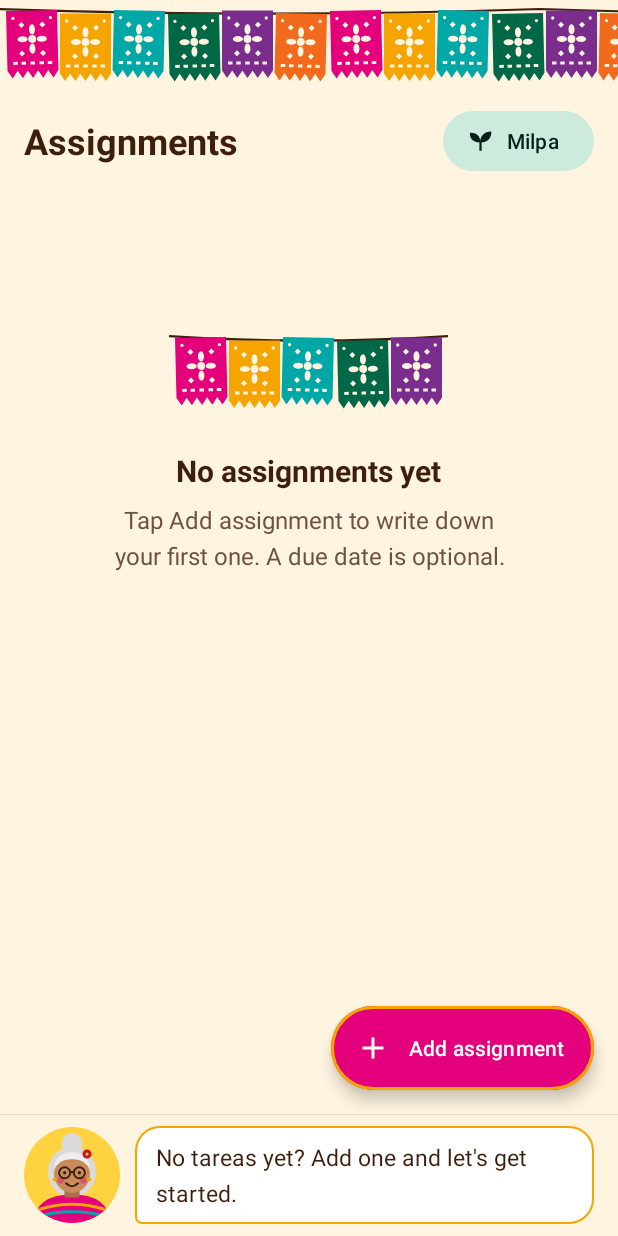
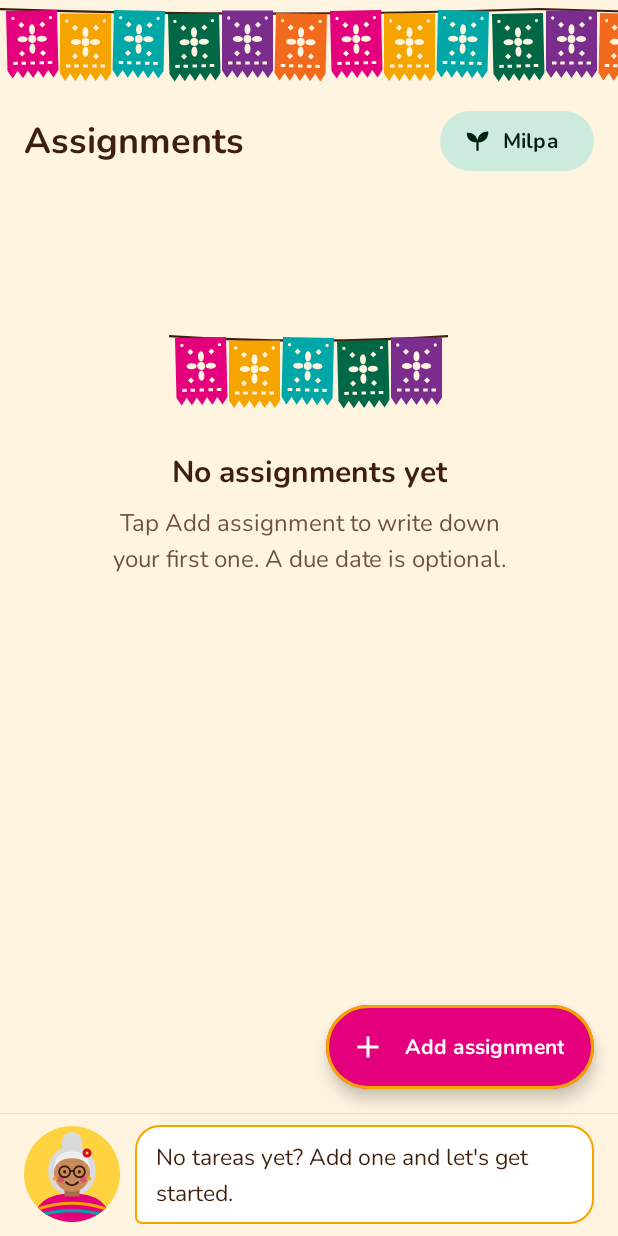
Before and after one commit to dhernandezc007/AssignmentTracker, an Android app: the screen it shows after launch (MainActivity), on a phone screen of 412 x 824 dp. Run offline under Robolectric (Android 15) with nearby library versions, the phone set to English and light mode, and no system bars; our stand-ins replace Room's generated code; 1 statement that could not run was skipped.

Commit message:
Nunito everywhere
- Bundle Nunito 400/500/600/700 (SIL OFL 1.1; license in
  assets/licenses/nunito_OFL.txt) as a font family.
- Map every Material 3 type-scale role to Nunito (values/type.xml) so
  buttons, fields, snackbars, dialogs and the date picker follow; app text
  styles re-parented onto them. Titles SemiBold, labels Bold.
- FontSpan / swipe label use Nunito instead of sans-serif-medium.

```diff
--- a/app/src/main/java/com/example/assignmenttracker/ui/assignments/AssignmentListAdapter.java
+++ b/app/src/main/java/com/example/assignmenttracker/ui/assignments/AssignmentListAdapter.java
@@ -12,7 +12,6 @@ import android.text.style.DynamicDrawableSpan;
 import android.text.style.ForegroundColorSpan;
 import android.text.style.ImageSpan;
 import android.text.style.StyleSpan;
-import android.text.style.TypefaceSpan;
 import android.view.LayoutInflater;
 import android.view.View;
 import android.view.ViewGroup;
@@ -22,6 +21,7 @@ import androidx.annotation.NonNull;
 import androidx.annotation.Nullable;
 import androidx.annotation.StringRes;
 import androidx.core.content.ContextCompat;
+import androidx.core.content.res.ResourcesCompat;
 import androidx.core.view.ViewCompat;
 import androidx.core.view.accessibility.AccessibilityNodeInfoCompat.AccessibilityActionCompat;
 import androidx.recyclerview.widget.DiffUtil;
@@ -38,6 +38,7 @@ import com.example.assignmenttracker.databinding.ItemSectionHeaderBinding;
 import com.example.assignmenttracker.databinding.ItemSummaryBinding;
 import com.example.assignmenttracker.util.DateFormats;
 import com.example.assignmenttracker.util.DueBucket;
+import com.example.assignmenttracker.util.FontSpan;
 import com.google.android.material.color.MaterialColors;
 
 import java.util.ArrayList;
@@ -277,7 +278,8 @@ public class AssignmentListAdapter extends ListAdapter<HomeItem, RecyclerView.Vi
                         break;
                     case TODAY:
                         dueText = dueSpoken = ctx.getString(R.string.due_today);
-                        dueSpans = new Object[]{new TypefaceSpan("sans-serif-medium"),
+                        Typeface medium = ResourcesCompat.getFont(ctx, R.font.nunito_medium);
+                        dueSpans = new Object[]{medium != null ? new FontSpan(medium) : new StyleSpan(Typeface.BOLD),
                                 new ForegroundColorSpan(ContextCompat.getColor(ctx, R.color.mx_pink_deep))};
                         break;
                     case TOMORROW:
--- a/app/src/main/java/com/example/assignmenttracker/ui/assignments/SwipeToDeleteCallback.java
+++ b/app/src/main/java/com/example/assignmenttracker/ui/assignments/SwipeToDeleteCallback.java
@@ -13,6 +13,7 @@ import android.view.View;
 
 import androidx.annotation.NonNull;
 import androidx.core.content.ContextCompat;
+import androidx.core.content.res.ResourcesCompat;
 import androidx.recyclerview.widget.ItemTouchHelper;
 import androidx.recyclerview.widget.RecyclerView;
 
@@ -49,7 +50,8 @@ public final class SwipeToDeleteCallback extends ItemTouchHelper.SimpleCallback
         fill.setColor(MaterialColors.getColor(themed, androidx.appcompat.R.attr.colorError));
         label.setColor(white);
         label.setTextSize(context.getResources().getDimension(R.dimen.swipe_label_size));
-        label.setTypeface(Typeface.create("sans-serif-medium", Typeface.NORMAL));
+        Typeface medium = ResourcesCompat.getFont(context, R.font.nunito_semibold);
+        label.setTypeface(medium != null ? medium : Typeface.DEFAULT_BOLD);
         Drawable d = ContextCompat.getDrawable(context, R.drawable.ic_delete);
         if (d == null) throw new IllegalStateException("ic_delete missing");
         icon = d.mutate();
--- /dev/null
+++ b/app/src/main/res/font/nunito.xml
@@ -0,0 +1,36 @@
+<?xml version="1.0" encoding="utf-8"?>
+<!-- The app's typeface: Nunito, bundled (works offline). SIL Open Font License 1.1, see
+     assets/licenses/nunito_OFL.txt. Static weights, because variable fonts need API 26 and
+     minSdk is 24. Both namespaces so AppCompat loads it below API 26. textStyle="bold"
+     picks the 700 weight. -->
+<font-family xmlns:android="http://schemas.android.com/apk/res/android"
+    xmlns:app="http://schemas.android.com/apk/res-auto">
+    <font
+        android:font="@font/nunito_regular"
+        android:fontStyle="normal"
+        android:fontWeight="400"
+        app:font="@font/nunito_regular"
+        app:fontStyle="normal"
+        app:fontWeight="400" />
+    <font
+        android:font="@font/nunito_medium"
+        android:fontStyle="normal"
+        android:fontWeight="500"
+        app:font="@font/nunito_medium"
+        app:fontStyle="normal"
+        app:fontWeight="500" />
+    <font
+        android:font="@font/nunito_semibold"
+        android:fontStyle="normal"
+        android:fontWeight="600"
+        app:font="@font/nunito_semibold"
+        app:fontStyle="normal"
+        app:fontWeight="600" />
+    <font
+        android:font="@font/nunito_bold"
+        android:fontStyle="normal"
+        android:fontWeight="700"
+        app:font="@font/nunito_bold"
+        app:fontStyle="normal"
+        app:fontWeight="700" />
+</font-family>
--- a/app/src/main/res/values/styles.xml
+++ b/app/src/main/res/values/styles.xml
@@ -1,26 +1,27 @@
 <?xml version="1.0" encoding="utf-8"?>
 <resources>
-    <!-- Type scale, design.md §7.2 (only the styles Slices 1-2 use) -->
-    <style name="TextAppearance.AT.ScreenTitle" parent="TextAppearance.Material3.HeadlineSmall">
+    <!-- Type scale, design.md §7.2 (only the styles Slices 1-2 use). Parents are the Nunito
+         roles in type.xml; bold styles name the whole family so bold is the real 700 weight. -->
+    <style name="TextAppearance.AT.ScreenTitle" parent="TextAppearance.AT.Type.HeadlineSmall">
         <item name="android:textSize">24sp</item>
         <item name="android:textStyle">bold</item>
         <item name="android:textColor">?attr/colorOnBackground</item>
     </style>
 
-    <style name="TextAppearance.AT.StateTitle" parent="TextAppearance.Material3.TitleLarge">
+    <style name="TextAppearance.AT.StateTitle" parent="TextAppearance.AT.Type.TitleLarge">
         <item name="android:textSize">20sp</item>
         <item name="android:textStyle">bold</item>
         <item name="android:textColor">?attr/colorOnBackground</item>
     </style>
 
     <!-- 16sp medium -->
-    <style name="TextAppearance.AT.RowTitle" parent="TextAppearance.Material3.TitleMedium">
+    <style name="TextAppearance.AT.RowTitle" parent="TextAppearance.AT.Type.TitleMedium">
         <item name="android:textSize">16sp</item>
         <item name="android:textColor">?attr/colorOnSurface</item>
     </style>
 
     <!-- Empty-state body: 16sp regular, muted (design.md §3.5) -->
-    <style name="TextAppearance.AT.StateBody" parent="TextAppearance.Material3.BodyLarge">
+    <style name="TextAppearance.AT.StateBody" parent="TextAppearance.AT.Type.BodyLarge">
         <item name="android:textSize">16sp</item>
         <item name="android:textColor">?attr/colorOnSurfaceVariant</item>
         <!-- DES-1-2: BodyLarge tracks at 0.5sp, which looks loose next to the untracked title. -->
@@ -31,7 +32,7 @@
     <style name="TextAppearance.AT.ToolbarTitle" parent="TextAppearance.AT.StateTitle" />
 
     <!-- Row line 2: 14sp regular, muted (design.md §3.1) -->
-    <style name="TextAppearance.AT.RowMeta" parent="TextAppearance.Material3.BodyMedium">
+    <style name="TextAppearance.AT.RowMeta" parent="TextAppearance.AT.Type.BodyMedium">
         <item name="android:textSize">14sp</item>
         <item name="android:textColor">?attr/colorOnSurfaceVariant</item>
         <item name="android:letterSpacing">0</item>
@@ -45,6 +46,8 @@
         <item name="android:textColor">?attr/colorOnPrimary</item>
         <item name="android:textSize">16sp</item>
         <item name="android:textStyle">bold</item>
+        <item name="android:fontFamily">@font/nunito</item>
+        <item name="fontFamily">@font/nunito</item>
         <item name="android:textAllCaps">false</item>
         <item name="strokeColor">@color/mx_marigold</item>
         <item name="strokeWidth">2dp</item>
@@ -96,16 +99,18 @@
     </style>
 
     <!-- Section / Done header label: 14sp bold, sentence case (design.md §3.2) -->
-    <style name="TextAppearance.AT.SectionLabel" parent="TextAppearance.Material3.TitleSmall">
+    <style name="TextAppearance.AT.SectionLabel" parent="TextAppearance.AT.Type.TitleSmall">
         <item name="android:textSize">14sp</item>
         <item name="android:textStyle">bold</item>
+        <item name="android:fontFamily">@font/nunito</item>
+        <item name="fontFamily">@font/nunito</item>
         <item name="android:textColor">?attr/colorOnBackground</item>
         <item name="android:letterSpacing">0</item>
         <item name="android:textAllCaps">false</item>
     </style>
 
     <!-- Section / Done header count: 14sp regular, muted (design.md §3.2) -->
-    <style name="TextAppearance.AT.SectionCount" parent="TextAppearance.Material3.BodyMedium">
+    <style name="TextAppearance.AT.SectionCount" parent="TextAppearance.AT.Type.BodyMedium">
         <item name="android:textSize">14sp</item>
         <item name="android:textColor">?attr/colorOnSurfaceVariant</item>
         <item name="android:letterSpacing">0</item>
@@ -135,14 +140,14 @@
     </style>
 
     <!-- Summary line, 16sp medium (design.md §3.4) -->
-    <style name="TextAppearance.AT.Summary" parent="TextAppearance.Material3.TitleMedium">
+    <style name="TextAppearance.AT.Summary" parent="TextAppearance.AT.Type.TitleMedium">
         <item name="android:textSize">16sp</item>
         <item name="android:textColor">?attr/colorOnBackground</item>
         <item name="android:letterSpacing">0</item>
     </style>
 
     <!-- Study buddy speech bubble: 15sp, brown on white -->
-    <style name="TextAppearance.AT.BuddyBubble" parent="TextAppearance.Material3.BodyLarge">
+    <style name="TextAppearance.AT.BuddyBubble" parent="TextAppearance.AT.Type.BodyLarge">
         <item name="android:textSize">15sp</item>
         <item name="android:textColor">?attr/colorOnSurface</item>
         <item name="android:letterSpacing">0</item>
--- a/app/src/main/res/values/themes.xml
+++ b/app/src/main/res/values/themes.xml
@@ -40,6 +40,25 @@
         <item name="colorOnSurfaceInverse">@color/mx_cream</item>
         <item name="colorPrimaryInverse">@color/mx_yellow</item>
 
+        <!-- Type: Nunito everywhere (values/type.xml). -->
+        <!-- No theme-wide android:fontFamily: the theme is every view's fallback attribute,
+             so it would override each text appearance's weight (buttons lose semibold). -->
+        <item name="textAppearanceDisplayLarge">@style/TextAppearance.AT.Type.DisplayLarge</item>
+        <item name="textAppearanceDisplayMedium">@style/TextAppearance.AT.Type.DisplayMedium</item>
+        <item name="textAppearanceDisplaySmall">@style/TextAppearance.AT.Type.DisplaySmall</item>
+        <item name="textAppearanceHeadlineLarge">@style/TextAppearance.AT.Type.HeadlineLarge</item>
+        <item name="textAppearanceHeadlineMedium">@style/TextAppearance.AT.Type.HeadlineMedium</item>
+        <item name="textAppearanceHeadlineSmall">@style/TextAppearance.AT.Type.HeadlineSmall</item>
+        <item name="textAppearanceTitleLarge">@style/TextAppearance.AT.Type.TitleLarge</item>
+        <item name="textAppearanceTitleMedium">@style/TextAppearance.AT.Type.TitleMedium</item>
+        <item name="textAppearanceTitleSmall">@style/TextAppearance.AT.Type.TitleSmall</item>
+        <item name="textAppearanceBodyLarge">@style/TextAppearance.AT.Type.BodyLarge</item>
+        <item name="textAppearanceBodyMedium">@style/TextAppearance.AT.Type.BodyMedium</item>
+        <item name="textAppearanceBodySmall">@style/TextAppearance.AT.Type.BodySmall</item>
+        <item name="textAppearanceLabelLarge">@style/TextAppearance.AT.Type.LabelLarge</item>
+        <item name="textAppearanceLabelMedium">@style/TextAppearance.AT.Type.LabelMedium</item>
+        <item name="textAppearanceLabelSmall">@style/TextAppearance.AT.Type.LabelSmall</item>
+
         <item name="materialAlertDialogTheme">@style/ThemeOverlay.AT.Dialog</item>
         <item name="snackbarButtonStyle">@style/Widget.AT.Button.TextButton.Snackbar</item>
         <item name="snackbarStyle">@style/Widget.AT.Snackbar</item>
--- /dev/null
+++ b/app/src/main/res/values/type.xml
@@ -0,0 +1,71 @@
+<?xml version="1.0" encoding="utf-8"?>
+<!--
+    Nunito everywhere. Material 3's type-scale styles name their own system font, so a theme
+    android:fontFamily alone wouldn't reach buttons, fields, snackbars, dialogs or the date
+    picker. Each role here is its M3 parent with Nunito swapped in, and themes.xml points the
+    textAppearance* attributes at them. A weight can't be picked from a family below API 28,
+    so roles that need one name a single file. Nunito's middle weights read lighter than
+    Roboto's, so titles go one step up (SemiBold) and labels two (Bold) to keep buttons clear.
+-->
+<resources>
+    <style name="TextAppearance.AT.Type.DisplayLarge" parent="TextAppearance.Material3.DisplayLarge">
+        <item name="fontFamily">@font/nunito</item>
+        <item name="android:fontFamily">@font/nunito</item>
+    </style>
+    <style name="TextAppearance.AT.Type.DisplayMedium" parent="TextAppearance.Material3.DisplayMedium">
+        <item name="fontFamily">@font/nunito</item>
+        <item name="android:fontFamily">@font/nunito</item>
+    </style>
+    <style name="TextAppearance.AT.Type.DisplaySmall" parent="TextAppearance.Material3.DisplaySmall">
+        <item name="fontFamily">@font/nunito</item>
+        <item name="android:fontFamily">@font/nunito</item>
+    </style>
+    <style name="TextAppearance.AT.Type.HeadlineLarge" parent="TextAppearance.Material3.HeadlineLarge">
+        <item name="fontFamily">@font/nunito</item>
+        <item name="android:fontFamily">@font/nunito</item>
+    </style>
+    <style name="TextAppearance.AT.Type.HeadlineMedium" parent="TextAppearance.Material3.HeadlineMedium">
+        <item name="fontFamily">@font/nunito</item>
+        <item name="android:fontFamily">@font/nunito</item>
+    </style>
+    <style name="TextAppearance.AT.Type.HeadlineSmall" parent="TextAppearance.Material3.HeadlineSmall">
+        <item name="fontFamily">@font/nunito</item>
+        <item name="android:fontFamily">@font/nunito</item>
+    </style>
+    <style name="TextAppearance.AT.Type.TitleLarge" parent="TextAppearance.Material3.TitleLarge">
+        <item name="fontFamily">@font/nunito</item>
+        <item name="android:fontFamily">@font/nunito</item>
+    </style>
+    <style name="TextAppearance.AT.Type.TitleMedium" parent="TextAppearance.Material3.TitleMedium">
+        <item name="fontFamily">@font/nunito_semibold</item>
+        <item name="android:fontFamily">@font/nunito_semibold</item>
+    </style>
+    <style name="TextAppearance.AT.Type.TitleSmall" parent="TextAppearance.Material3.TitleSmall">
+        <item name="fontFamily">@font/nunito_semibold</item>
+        <item name="android:fontFamily">@font/nunito_semibold</item>
+    </style>
+    <style name="TextAppearance.AT.Type.BodyLarge" parent="TextAppearance.Material3.BodyLarge">
+        <item name="fontFamily">@font/nunito</item>
+        <item name="android:fontFamily">@font/nunito</item>
+    </style>
+    <style name="TextAppearance.AT.Type.BodyMedium" parent="TextAppearance.Material3.BodyMedium">
+        <item name="fontFamily">@font/nunito</item>
+        <item name="android:fontFamily">@font/nunito</item>
+    </style>
+    <style name="TextAppearance.AT.Type.BodySmall" parent="TextAppearance.Material3.BodySmall">
+        <item name="fontFamily">@font/nunito</item>
+        <item name="android:fontFamily">@font/nunito</item>
+    </style>
+    <style name="TextAppearance.AT.Type.LabelLarge" parent="TextAppearance.Material3.LabelLarge">
+        <item name="fontFamily">@font/nunito_bold</item>
+        <item name="android:fontFamily">@font/nunito_bold</item>
+    </style>
+    <style name="TextAppearance.AT.Type.LabelMedium" parent="TextAppearance.Material3.LabelMedium">
+        <item name="fontFamily">@font/nunito_semibold</item>
+        <item name="android:fontFamily">@font/nunito_semibold</item>
+    </style>
+    <style name="TextAppearance.AT.Type.LabelSmall" parent="TextAppearance.Material3.LabelSmall">
+        <item name="fontFamily">@font/nunito_semibold</item>
+        <item name="android:fontFamily">@font/nunito_semibold</item>
+    </style>
+</resources>
```
Also changed, not shown: app/src/main/assets/licenses/nunito_OFL.txt (added, +93 -0 lines), app/src/main/java/com/example/assignmenttracker/util/FontSpan.java (added, +30 -0 lines), app/src/main/res/font/nunito_bold.ttf (added), app/src/main/res/font/nunito_medium.ttf (added), app/src/main/res/font/nunito_regular.ttf (added), app/src/main/res/font/nunito_semibold.ttf (added).
